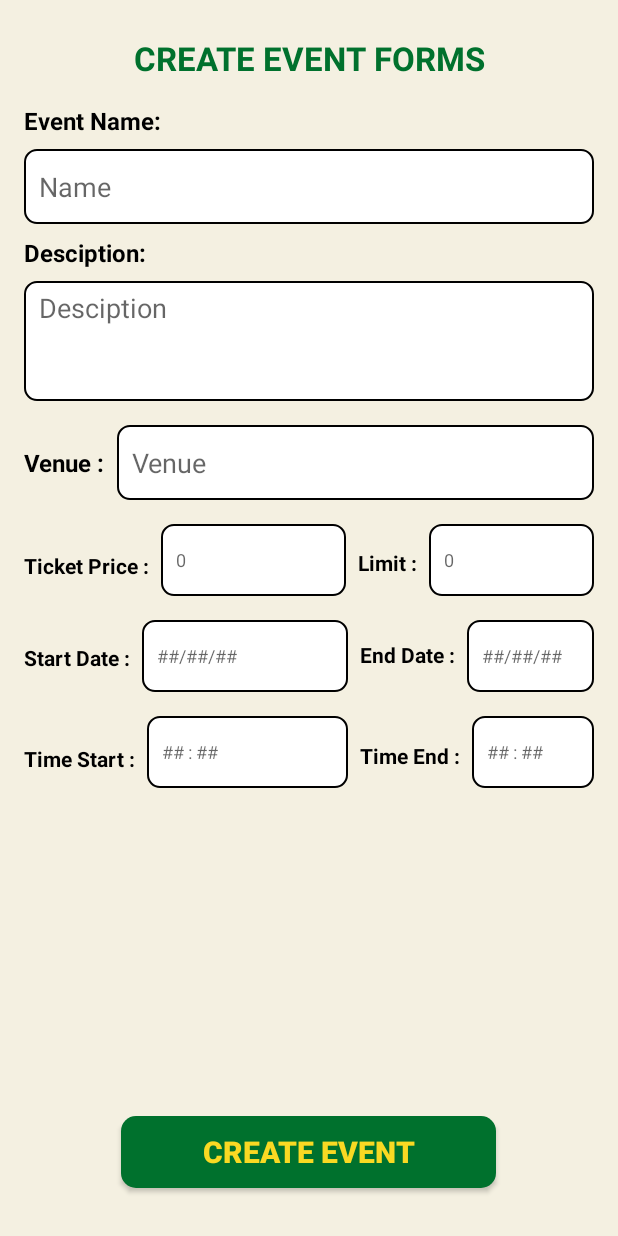
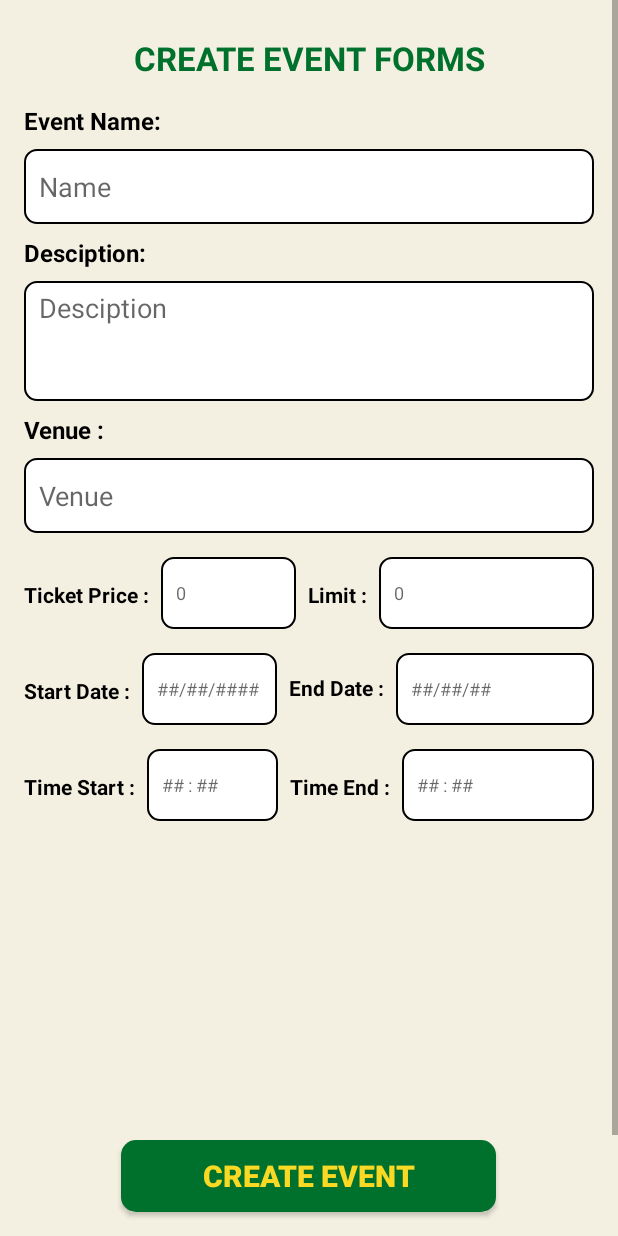
Before and after one commit to CodeJamjamzz/OOP227_CAPSTONE, an Android app: the EventForms screen opened directly, with no data from a screen before it, on a phone screen of 412 x 824 dp. Run offline under Robolectric (Android 15) with nearby library versions, the phone set to English and light mode, and no system bars.

Commit message:
final event forms

```diff
--- a/app/src/main/res/layout/activity_event_forms.xml
+++ b/app/src/main/res/layout/activity_event_forms.xml
@@ -9,21 +9,42 @@
     android:isScrollContainer="true"
     tools:context=".EventForms">
 
+    <ScrollView
+        android:id="@+id/scrollView2"
+        android:layout_width="match_parent"
+        android:layout_height="0dp"
+        android:layout_weight="1"
+        android:fillViewport="true"
+        app:layout_constraintBottom_toBottomOf="parent"
+        app:layout_constraintEnd_toEndOf="parent"
+        app:layout_constraintStart_toStartOf="parent"
+        app:layout_constraintTop_toTopOf="parent">
+
+        <LinearLayout
+            android:layout_width="match_parent"
+            android:layout_height="wrap_content"
+            android:orientation="vertical"
+            app:layout_constraintBottom_toBottomOf="parent"
+            app:layout_constraintEnd_toEndOf="parent"
+            app:layout_constraintStart_toStartOf="parent"
+            app:layout_constraintTop_toTopOf="parent">
+
+            <!--Name Section-->
+
             <TextView
                 android:id="@+id/textView6"
-        android:layout_width="wrap_content"
+                android:layout_width="match_parent"
                 android:layout_height="wrap_content"
                 android:layout_marginTop="24dp"
                 android:text="@string/eventFormsHeader"
+                android:textAlignment="center"
                 android:textColor="@color/green"
 
                 android:textSize="22sp"
                 android:textStyle="bold"
-        app:layout_constraintEnd_toEndOf="parent"
                 app:layout_constraintStart_toStartOf="parent"
                 app:layout_constraintTop_toTopOf="parent" />
 
-    <!--Name Section-->
             <TextView
                 android:id="@+id/textView10"
                 android:layout_width="wrap_content"
@@ -42,7 +63,7 @@
 
             <com.google.android.material.textfield.TextInputEditText
                 android:id="@+id/inputEventName"
-        android:layout_width="0dp"
+                android:layout_width="match_parent"
                 android:layout_height="50dp"
                 android:layout_marginStart="16dp"
                 android:layout_marginTop="8dp"
@@ -78,7 +99,7 @@
 
             <com.google.android.material.textfield.TextInputEditText
                 android:id="@+id/inputEventDescription"
-        android:layout_width="0dp"
+                android:layout_width="match_parent"
                 android:layout_height="80dp"
                 android:layout_marginStart="16dp"
                 android:layout_marginTop="8dp"
@@ -100,26 +121,25 @@
             <!--Venue Section-->
             <TextView
                 android:id="@+id/textView12"
-        android:layout_width="wrap_content"
-        android:layout_height="22dp"
+                android:layout_width="match_parent"
+                android:layout_height="wrap_content"
 
                 android:layout_marginStart="16dp"
-        android:layout_marginTop="30dp"
+                android:layout_marginTop="8dp"
                 android:text="@string/eventVenue"
                 android:textColor="@color/black"
                 android:textSize="16sp"
                 android:textStyle="bold"
-        app:layout_constraintEnd_toEndOf="parent"
                 app:layout_constraintHorizontal_bias="0.0"
                 app:layout_constraintStart_toStartOf="parent"
                 app:layout_constraintTop_toBottomOf="@+id/inputEventDescription" />
 
             <com.google.android.material.textfield.TextInputEditText
                 android:id="@+id/inputEventVenue"
-        android:layout_width="0dp"
+                android:layout_width="match_parent"
                 android:layout_height="50dp"
-        android:layout_marginStart="8dp"
-        android:layout_marginTop="16dp"
+                android:layout_marginStart="16dp"
+                android:layout_marginTop="8dp"
 
                 android:layout_marginEnd="16dp"
                 android:background="@drawable/inputfield_outline"
@@ -133,139 +153,11 @@
                 app:layout_constraintStart_toEndOf="@+id/textView12"
                 app:layout_constraintTop_toBottomOf="@+id/inputEventDescription" />
 
-    <!--Date Start Section-->
-    <TextView
-        android:id="@+id/textView13"
-        android:layout_width="wrap_content"
+            <!--    Price & Limit Section -->
+            <LinearLayout
+                android:layout_width="match_parent"
                 android:layout_height="wrap_content"
-        android:layout_marginStart="16dp"
-        android:layout_marginTop="42dp"
-        android:text="@string/eventStartDateHeader"
-        android:textColor="@color/black"
-        android:textSize="14sp"
-        android:textStyle="bold"
-        app:layout_constraintStart_toStartOf="parent"
-        app:layout_constraintTop_toBottomOf="@+id/textView19" />
-
-    <com.google.android.material.textfield.TextInputEditText
-        android:id="@+id/inputEventStartDate"
-        android:layout_width="0dp"
-        android:layout_height="48dp"
-        android:layout_marginStart="8dp"
-        android:layout_marginTop="16dp"
-        android:layout_marginEnd="180dp"
-        android:background="@drawable/inputfield_outline"
-        android:hint="##/##/##"
-        android:inputType="none"
-        android:paddingLeft="10dp"
-        android:paddingRight="10dp"
-        android:singleLine="true"
-        android:textColor="@color/black"
-        android:textSize="12sp"
-        app:layout_constraintEnd_toEndOf="parent"
-        app:layout_constraintHorizontal_bias="0.0"
-        app:layout_constraintStart_toEndOf="@+id/textView13"
-        app:layout_constraintTop_toBottomOf="@+id/inputEventTicket" />
-
-    <!--End Date Section-->
-    <TextView
-        android:id="@+id/textView17"
-        android:layout_width="wrap_content"
-        android:layout_height="wrap_content"
-        android:layout_marginStart="8dp"
-        android:layout_marginTop="42dp"
-        android:text="@string/eventEndDate"
-        android:textColor="@color/black"
-        android:textSize="14sp"
-        android:textStyle="bold"
-        app:layout_constraintStart_toEndOf="@+id/inputEventStartDate"
-        app:layout_constraintTop_toBottomOf="@+id/textView20" />
-
-    <com.google.android.material.textfield.TextInputEditText
-        android:id="@+id/inputEventEndDate"
-        android:layout_width="0dp"
-        android:layout_height="48dp"
-        android:layout_marginStart="8dp"
-        android:layout_marginTop="16dp"
-        android:layout_marginEnd="16dp"
-        android:background="@drawable/inputfield_outline"
-        android:hint="##/##/##"
-        android:inputType="none"
-        android:paddingLeft="10dp"
-        android:paddingRight="10dp"
-        android:singleLine="true"
-        android:textColor="@color/black"
-        android:textSize="12sp"
-        app:layout_constraintEnd_toEndOf="parent"
-        app:layout_constraintHorizontal_bias="0.0"
-        app:layout_constraintStart_toEndOf="@+id/textView17"
-        app:layout_constraintTop_toBottomOf="@+id/inputEventLimit" />
-
-    <!--Time Start Section-->
-    <TextView
-        android:id="@+id/textView15"
-        android:layout_width="wrap_content"
-        android:layout_height="wrap_content"
-        android:layout_marginStart="16dp"
-        android:layout_marginTop="48dp"
-        android:text="@string/eventTimeStart"
-        android:textColor="@color/black"
-        android:textSize="14sp"
-        android:textStyle="bold"
-        app:layout_constraintStart_toStartOf="parent"
-        app:layout_constraintTop_toBottomOf="@+id/textView13" />
-
-    <com.google.android.material.textfield.TextInputEditText
-        android:id="@+id/inputEventStart"
-        android:layout_width="0dp"
-        android:layout_height="48dp"
-        android:layout_marginStart="8dp"
-        android:layout_marginTop="16dp"
-        android:layout_marginEnd="180dp"
-        android:background="@drawable/inputfield_outline"
-        android:hint="## : ## "
-        android:paddingLeft="10dp"
-        android:singleLine="true"
-        android:textColor="@color/black"
-        android:textSize="12sp"
-        app:layout_constraintEnd_toEndOf="parent"
-        app:layout_constraintHorizontal_bias="0.0"
-        app:layout_constraintStart_toEndOf="@+id/textView15"
-        app:layout_constraintTop_toBottomOf="@+id/inputEventStartDate" />
-
-    <!--Time End Section-->
-    <TextView
-        android:id="@+id/textView16"
-        android:layout_width="wrap_content"
-        android:layout_height="wrap_content"
-        android:layout_marginStart="8dp"
-        android:layout_marginTop="48dp"
-        android:text="@string/eventTimeEnd"
-        android:textColor="@color/black"
-        android:textSize="14sp"
-        android:textStyle="bold"
-        app:layout_constraintStart_toEndOf="@+id/inputEventStart"
-        app:layout_constraintTop_toBottomOf="@+id/textView17" />
-
-    <com.google.android.material.textfield.TextInputEditText
-        android:id="@+id/inputEventEnd"
-        android:layout_width="0dp"
-        android:layout_height="48dp"
-        android:layout_marginStart="8dp"
-        android:layout_marginTop="16dp"
-        android:layout_marginEnd="16dp"
-        android:textSize="12sp"
-        android:background="@drawable/inputfield_outline"
-        android:hint="## : ## "
-        android:paddingLeft="10dp"
-        android:singleLine="true"
-        android:textColor="@color/black"
-        app:layout_constraintBottom_toBottomOf="parent"
-        app:layout_constraintEnd_toEndOf="parent"
-        app:layout_constraintHorizontal_bias="0.0"
-        app:layout_constraintStart_toEndOf="@+id/textView16"
-        app:layout_constraintTop_toBottomOf="@+id/inputEventEndDate"
-        app:layout_constraintVertical_bias="0.0" />
+                android:orientation="horizontal">
 
                 <!--Price Section-->
                 <TextView
@@ -273,7 +165,7 @@
                     android:layout_width="wrap_content"
                     android:layout_height="wrap_content"
                     android:layout_marginStart="16dp"
-        android:layout_marginTop="48dp"
+                    android:layout_marginTop="18dp"
                     android:text="@string/eventTicket"
                     android:textColor="@color/black"
                     android:textSize="14sp"
@@ -283,7 +175,7 @@
 
                 <com.google.android.material.textfield.TextInputEditText
                     android:id="@+id/inputEventTicket"
-        android:layout_width="0dp"
+                    android:layout_width="90dp"
                     android:layout_height="48dp"
                     android:layout_marginStart="8dp"
                     android:layout_marginTop="16dp"
@@ -304,7 +196,7 @@
                     android:id="@+id/textView20"
                     android:layout_width="wrap_content"
                     android:layout_height="wrap_content"
-        android:layout_marginTop="32dp"
+                    android:layout_marginTop="18dp"
                     android:layout_marginEnd="8dp"
                     android:text="@string/eventAudienceLimit"
                     android:textColor="@color/black"
@@ -313,11 +205,10 @@
                     app:layout_constraintEnd_toStartOf="@+id/inputEventLimit"
                     app:layout_constraintTop_toBottomOf="@+id/inputEventVenue" />
 
-    <!--Button-->
 
                 <com.google.android.material.textfield.TextInputEditText
                     android:id="@+id/inputEventLimit"
-        android:layout_width="110dp"
+                    android:layout_width="match_parent"
                     android:layout_height="48dp"
                     android:layout_marginTop="16dp"
                     android:layout_marginEnd="16dp"
@@ -331,6 +222,170 @@
                     app:layout_constraintEnd_toEndOf="parent"
                     app:layout_constraintTop_toBottomOf="@+id/inputEventVenue" />
 
+            </LinearLayout>
+
+            <!--Date Section-->
+            <LinearLayout
+                android:layout_width="match_parent"
+                android:layout_height="wrap_content"
+                android:orientation="horizontal">
+
+                <!--Date Start Section-->
+                <TextView
+                    android:id="@+id/textView13"
+                    android:layout_width="wrap_content"
+                    android:layout_height="wrap_content"
+                    android:layout_marginStart="16dp"
+                    android:layout_marginTop="18dp"
+                    android:text="@string/eventStartDateHeader"
+                    android:textColor="@color/black"
+                    android:textSize="14sp"
+                    android:textStyle="bold"
+                    app:layout_constraintStart_toStartOf="parent"
+                    app:layout_constraintTop_toBottomOf="@+id/textView19" />
+
+                <com.google.android.material.textfield.TextInputEditText
+                    android:id="@+id/inputEventStartDate"
+                    android:layout_width="90dp"
+                    android:layout_height="48dp"
+                    android:layout_marginStart="8dp"
+                    android:layout_marginTop="16dp"
+                    android:layout_marginEnd="8dp"
+                    android:background="@drawable/inputfield_outline"
+                    android:hint="##/##/####"
+                    android:inputType="none"
+                    android:paddingLeft="10dp"
+                    android:paddingRight="10dp"
+                    android:singleLine="true"
+                    android:textColor="@color/black"
+                    android:textSize="12sp"
+                    app:layout_constraintEnd_toEndOf="parent"
+                    app:layout_constraintHorizontal_bias="0.0"
+                    app:layout_constraintStart_toEndOf="@+id/textView13"
+                    app:layout_constraintTop_toBottomOf="@+id/inputEventTicket" />
+
+                <!--End Date Section-->
+                <TextView
+                    android:id="@+id/textView17"
+                    android:layout_width="wrap_content"
+                    android:layout_height="wrap_content"
+                    android:layout_marginTop="16dp"
+                    android:text="@string/eventEndDate"
+                    android:textColor="@color/black"
+                    android:textSize="14sp"
+                    android:textStyle="bold"
+                    app:layout_constraintStart_toEndOf="@+id/inputEventStartDate" />
+
+                <com.google.android.material.textfield.TextInputEditText
+                    android:id="@+id/inputEventEndDate"
+                    android:layout_width="match_parent"
+                    android:layout_height="48dp"
+                    android:layout_marginStart="8dp"
+                    android:layout_marginTop="16dp"
+                    android:layout_marginEnd="16dp"
+                    android:background="@drawable/inputfield_outline"
+                    android:hint="##/##/##"
+                    android:inputType="none"
+                    android:paddingLeft="10dp"
+                    android:paddingRight="10dp"
+                    android:singleLine="true"
+                    android:textColor="@color/black"
+                    android:textSize="12sp"
+                    app:layout_constraintEnd_toEndOf="parent"
+                    app:layout_constraintHorizontal_bias="0.0"
+                    app:layout_constraintStart_toEndOf="@+id/textView17"
+                    app:layout_constraintTop_toBottomOf="@+id/inputEventLimit" />
+
+            </LinearLayout>
+
+            <!-- Time Section-->
+            <LinearLayout
+                android:id="@+id/timesection"
+                android:layout_width="match_parent"
+                android:layout_height="wrap_content"
+                android:orientation="horizontal">
+
+                <!--Time Start Section-->
+                <TextView
+                    android:id="@+id/textView15"
+                    android:layout_width="wrap_content"
+                    android:layout_height="wrap_content"
+                    android:layout_marginStart="16dp"
+                    android:layout_marginTop="18dp"
+                    android:text="@string/eventTimeStart"
+                    android:textColor="@color/black"
+                    android:textSize="14sp"
+                    android:textStyle="bold"
+                    app:layout_constraintStart_toStartOf="parent"
+                    app:layout_constraintTop_toBottomOf="@+id/textView13" />
+
+                <com.google.android.material.textfield.TextInputEditText
+                    android:id="@+id/inputEventStart"
+                    android:layout_width="87dp"
+                    android:layout_height="48dp"
+                    android:layout_marginStart="8dp"
+                    android:layout_marginTop="16dp"
+                    android:layout_marginEnd="0dp"
+                    android:background="@drawable/inputfield_outline"
+                    android:hint="## : ## "
+                    android:paddingLeft="10dp"
+                    android:singleLine="true"
+                    android:textColor="@color/black"
+                    android:textSize="12sp"
+                    app:layout_constraintEnd_toEndOf="parent"
+                    app:layout_constraintHorizontal_bias="0.0"
+                    app:layout_constraintStart_toEndOf="@+id/textView15"
+                    app:layout_constraintTop_toBottomOf="@+id/inputEventStartDate" />
+
+                <!--Time End Section-->
+                <TextView
+                    android:id="@+id/textView16"
+                    android:layout_width="wrap_content"
+                    android:layout_height="wrap_content"
+                    android:layout_marginStart="8dp"
+                    android:layout_marginTop="18dp"
+                    android:text="@string/eventTimeEnd"
+                    android:textColor="@color/black"
+                    android:textSize="14sp"
+                    android:textStyle="bold"
+                    app:layout_constraintStart_toEndOf="@+id/inputEventStart"
+                    app:layout_constraintTop_toBottomOf="@+id/textView17" />
+
+                <com.google.android.material.textfield.TextInputEditText
+                    android:id="@+id/inputEventEnd"
+                    android:layout_width="match_parent"
+                    android:layout_height="48dp"
+                    android:layout_marginStart="8dp"
+                    android:layout_marginTop="16dp"
+                    android:layout_marginEnd="16dp"
+                    android:background="@drawable/inputfield_outline"
+                    android:hint="## : ## "
+                    android:paddingLeft="10dp"
+                    android:singleLine="true"
+                    android:textColor="@color/black"
+                    android:textSize="12sp"
+                    app:layout_constraintBottom_toBottomOf="parent"
+                    app:layout_constraintEnd_toEndOf="parent"
+                    app:layout_constraintHorizontal_bias="0.0"
+                    app:layout_constraintStart_toEndOf="@+id/textView16"
+                    app:layout_constraintTop_toBottomOf="@+id/inputEventEndDate"
+                    app:layout_constraintVertical_bias="0.0" />
+            </LinearLayout>
+
+            <LinearLayout
+                android:layout_width="match_parent"
+                android:layout_height="250dp"
+                android:layout_marginTop="100dp"
+                app:layout_constraintTop_toBottomOf="@id/timesection"
+                app:layout_constraintBottom_toBottomOf="parent"
+                app:layout_constraintEnd_toEndOf="parent"
+                app:layout_constraintStart_toStartOf="parent"
+                ></LinearLayout>
+
+        </LinearLayout>
+    </ScrollView>
+
+    <!--Button-->
     <Button
         android:id="@+id/CreateEvent"
         android:layout_width="250dp"
@@ -341,6 +396,7 @@
         android:padding="10dp"
         android:text="@string/eventCreate"
         android:textColor="@color/yellow"
+        android:contentDescription="Create Event"
 
         android:textSize="20sp"
         android:textStyle="bold"
@@ -348,7 +404,6 @@
         app:layout_constraintEnd_toEndOf="parent"
         app:layout_constraintHorizontal_bias="0.496"
         app:layout_constraintStart_toStartOf="parent"
-        app:layout_constraintTop_toBottomOf="@+id/inputEventStart"
         app:layout_constraintVertical_bias="0.932" />
 
 
```
Lines whose indentation alone changed are shown as unchanged.
